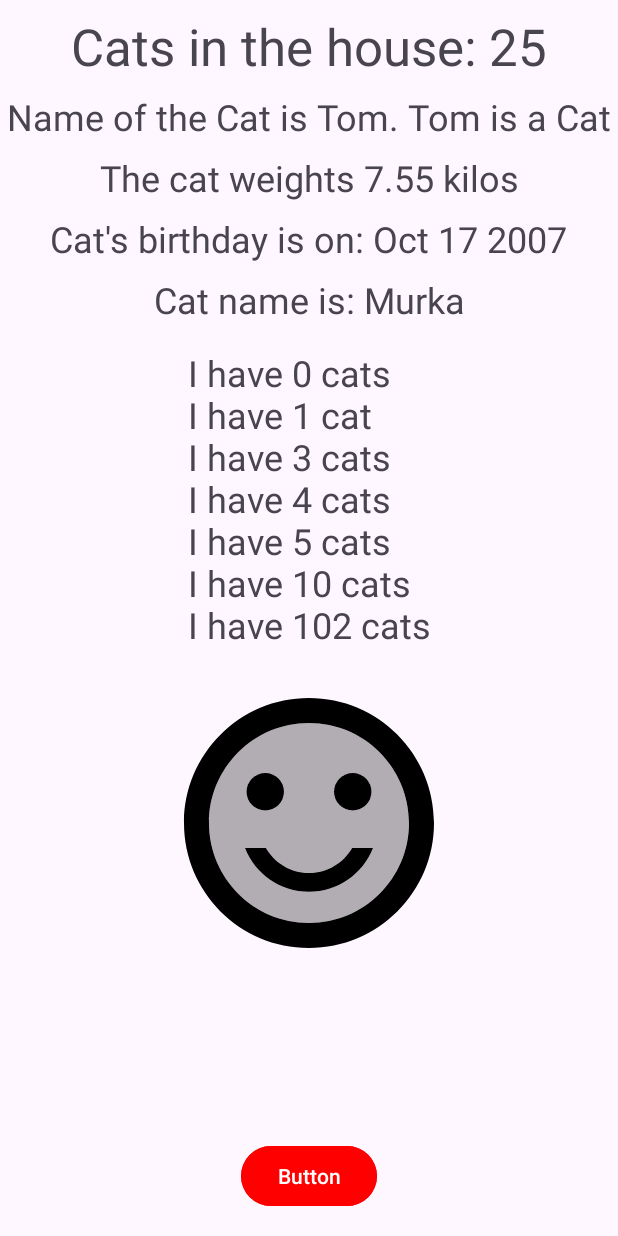
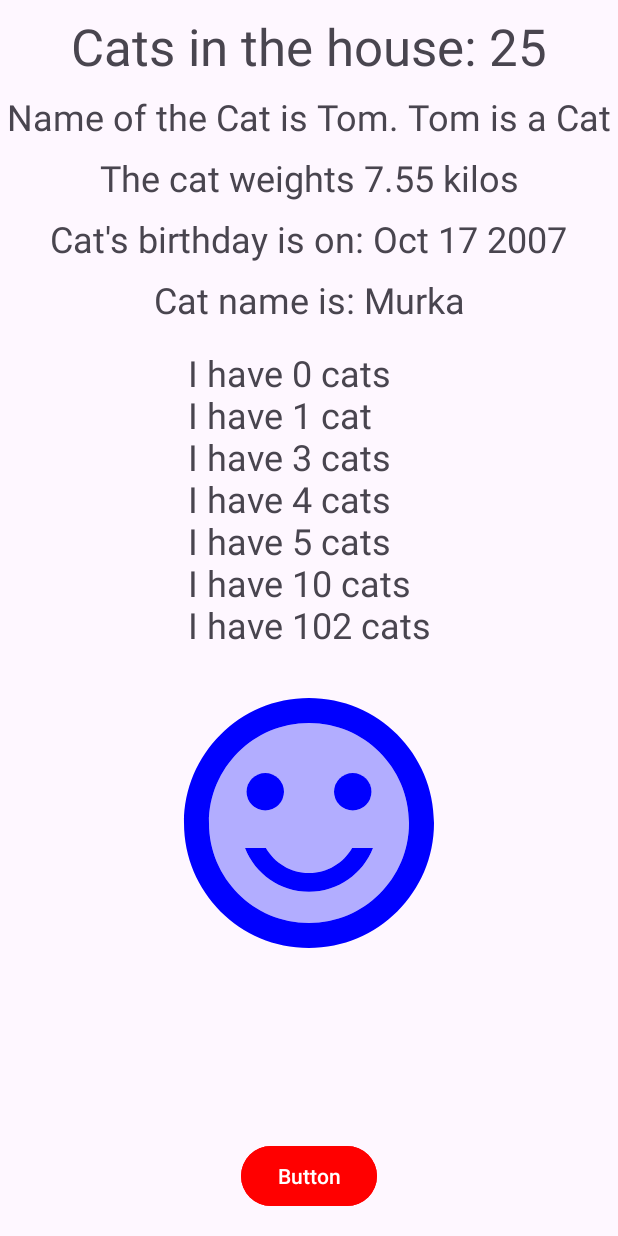
Before and after one commit to Android-Developer-Basic/Resources-1, an Android app: the screen it shows after launch (MainActivity), on a phone screen of 412 x 824 dp. Run offline under Robolectric (Android 15) with nearby library versions, the phone set to English and light mode, and no system bars.

Commit message:
Icon color changed

```diff
--- a/app/src/main/res/drawable/satisfied.xml
+++ b/app/src/main/res/drawable/satisfied.xml
@@ -1,4 +1,4 @@
-<vector android:height="24dp" android:tint="#000000"
+<vector android:height="24dp" android:tint="@color/icon_color"
     android:viewportHeight="24" android:viewportWidth="24"
     android:width="24dp" xmlns:android="http://schemas.android.com/apk/res/android">
     <path android:fillAlpha="0.3"
--- a/app/src/main/res/values/colors.xml
+++ b/app/src/main/res/values/colors.xml
@@ -5,4 +5,5 @@
 
     <color name="button_unpressed">#FFFF0000</color>
     <color name="button_pressed">#FF00FF00</color>
+    <color name="icon_color">#FF0000FF</color>
 </resources>
```
